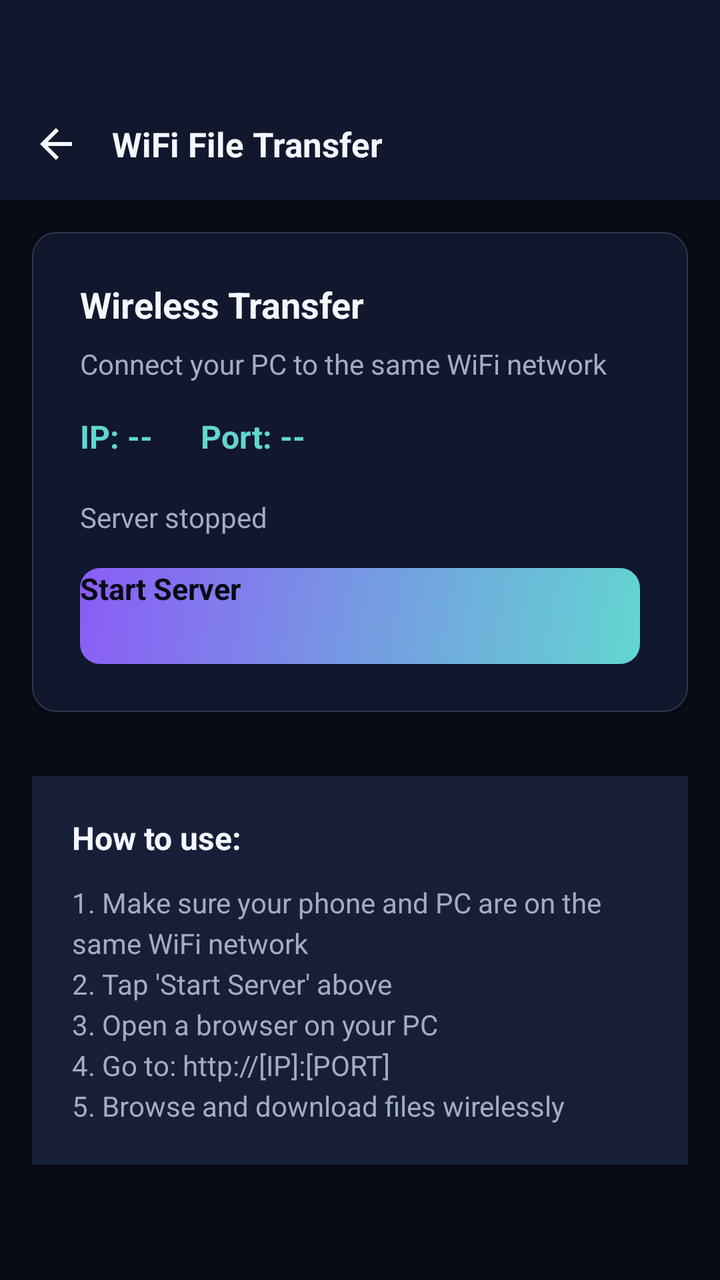
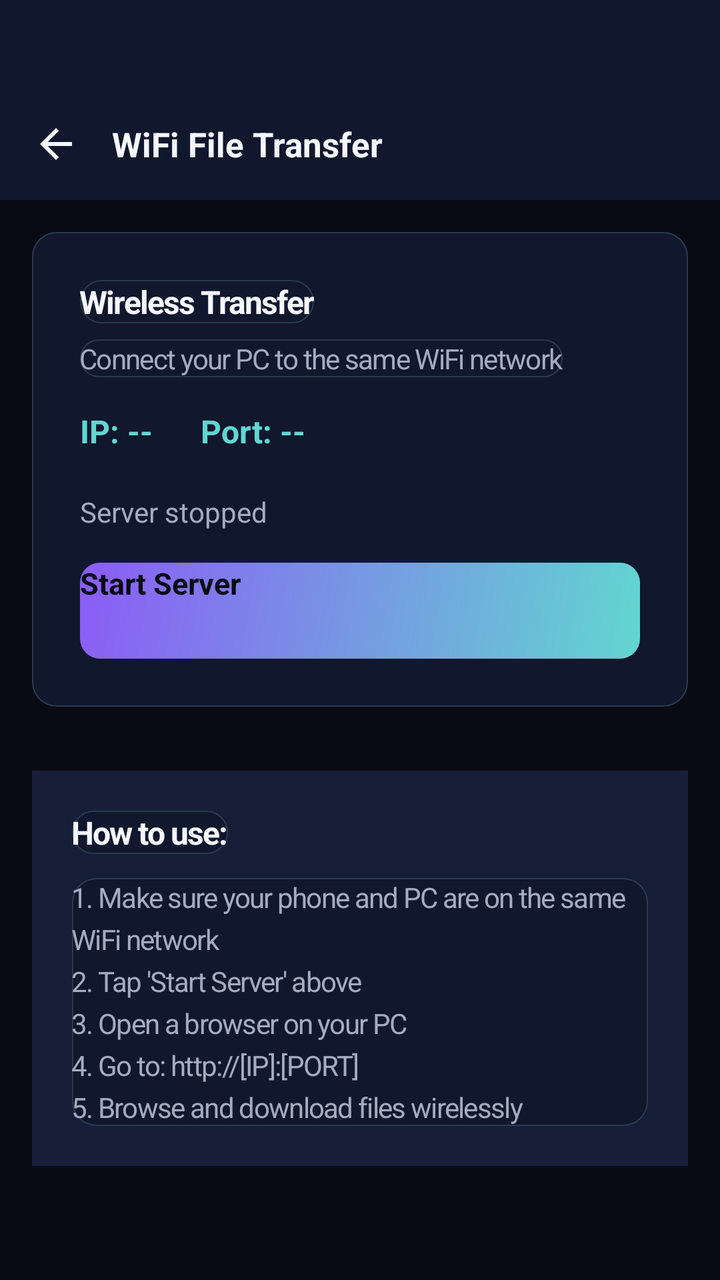

An Android layout rendered at two revisions. The XML below is the earlier revision; the diff shows what the commit changed to produce the second picture.
<!-- AndroidManifest.xml: application theme Theme.ArtrawFiles -->
<!-- res/layout/activity_wifi_transfer.xml -->
<?xml version="1.0" encoding="utf-8"?>
<LinearLayout xmlns:android="http://schemas.android.com/apk/res/android"
    android:layout_width="match_parent"
    android:layout_height="match_parent"
    android:orientation="vertical"
    android:background="@color/aurora_background_deep">

    
    <LinearLayout
        android:layout_width="match_parent"
        android:layout_height="wrap_content"
        android:orientation="vertical"
        android:background="@color/aurora_background_surface">

        <View
            android:layout_width="match_parent"
            android:layout_height="44dp" />

        <RelativeLayout
            android:layout_width="match_parent"
            android:layout_height="56dp"
            android:paddingStart="8dp"
            android:paddingEnd="8dp">

            <ImageView
                android:id="@+id/btnWifiBack"
                android:layout_width="40dp"
                android:layout_height="40dp"
                android:layout_alignParentStart="true"
                android:layout_centerVertical="true"
                android:padding="8dp"
                android:background="@drawable/ripple_aurora"
                android:src="@drawable/ic_arrow_back"
                android:contentDescription="Back"
                android:tint="@color/aurora_text_primary" />

            <TextView
                android:layout_width="wrap_content"
                android:layout_height="wrap_content"
                android:layout_toEndOf="@id/btnWifiBack"
                android:layout_centerVertical="true"
                android:layout_marginStart="8dp"
                android:text="WiFi File Transfer"
                android:textColor="@color/aurora_text_primary"
                android:textSize="17sp"
                android:textStyle="bold" />
        </RelativeLayout>
    </LinearLayout>

    
    <LinearLayout
        android:layout_width="match_parent"
        android:layout_height="wrap_content"
        android:orientation="vertical"
        android:background="@drawable/bg_aurora_card"
        android:padding="24dp"
        android:layout_margin="16dp">

        <TextView
            android:layout_width="wrap_content"
            android:layout_height="wrap_content"
            android:text="Wireless Transfer"
            android:textColor="@color/aurora_text_primary"
            android:textSize="18sp"
            android:textStyle="bold"
            android:layout_marginBottom="8dp" />

        <TextView
            android:layout_width="wrap_content"
            android:layout_height="wrap_content"
            android:text="Connect your PC to the same WiFi network"
            android:textColor="@color/aurora_text_secondary"
            android:textSize="14sp"
            android:layout_marginBottom="16dp" />

        <LinearLayout
            android:layout_width="match_parent"
            android:layout_height="wrap_content"
            android:orientation="horizontal"
            android:gravity="center_vertical"
            android:layout_marginBottom="8dp">

            <TextView
                android:id="@+id/tvWifiIp"
                android:layout_width="wrap_content"
                android:layout_height="wrap_content"
                android:text="IP: --"
                android:textColor="@color/aurora_primary"
                android:textSize="16sp"
                android:textStyle="bold"
                android:layout_marginEnd="24dp" />

            <TextView
                android:id="@+id/tvWifiPort"
                android:layout_width="wrap_content"
                android:layout_height="wrap_content"
                android:text="Port: --"
                android:textColor="@color/aurora_primary"
                android:textSize="16sp"
                android:textStyle="bold" />
        </LinearLayout>

        <TextView
            android:id="@+id/tvWifiStatus"
            android:layout_width="wrap_content"
            android:layout_height="wrap_content"
            android:text="Server stopped"
            android:textColor="@color/aurora_text_secondary"
            android:textSize="14sp"
            android:layout_marginTop="12dp" />

        <Button
            android:id="@+id/btnWifiStartStop"
            android:layout_width="match_parent"
            android:layout_height="48dp"
            android:layout_marginTop="16dp"
            android:background="@drawable/bg_aurora_button_primary"
            android:text="Start Server"
            android:textColor="@color/aurora_on_primary"
            android:textSize="15sp"
            android:textStyle="bold" />
    </LinearLayout>

    
    <LinearLayout
        android:layout_width="match_parent"
        android:layout_height="wrap_content"
        android:orientation="vertical"
        android:background="@color/aurora_background_elevated"
        android:padding="20dp"
        android:layout_margin="16dp">

        <TextView
            android:layout_width="wrap_content"
            android:layout_height="wrap_content"
            android:text="How to use:"
            android:textColor="@color/aurora_text_primary"
            android:textSize="16sp"
            android:textStyle="bold"
            android:layout_marginBottom="12dp" />

        <TextView
            android:layout_width="match_parent"
            android:layout_height="wrap_content"
            android:text="1. Make sure your phone and PC are on the same WiFi network\n2. Tap 'Start Server' above\n3. Open a browser on your PC\n4. Go to: http://[IP]:[PORT]\n5. Browse and download files wirelessly"
            android:textColor="@color/aurora_text_secondary"
            android:textSize="14sp"
            android:lineSpacingExtra="4dp" />
    </LinearLayout>

</LinearLayout>
<!-- resources referenced by this layout -->
<resources>
  <color name="aurora_background_deep">#080B14</color>
  <color name="aurora_background_elevated">#171F38</color>
  <color name="aurora_background_surface">#11172D</color>
  <color name="aurora_on_primary">#080B14</color>
  <color name="aurora_primary">#62D6D0</color>
  <color name="aurora_text_primary">#F5F7FF</color>
  <color name="aurora_text_secondary">#A3ACC0</color>
  <!-- drawable bg_aurora_button_primary (drawable) -->
  <?xml version="1.0" encoding="utf-8"?>
  <shape xmlns:android="http://schemas.android.com/apk/res/android"
      android:shape="rectangle">
      
      <gradient
          android:type="linear"
          android:startColor="@color/aurora_primary"
          android:endColor="@color/aurora_secondary"
          android:angle="135" />
      <corners android:radius="10dp" />
  </shape>
  <!-- drawable bg_aurora_card (drawable) -->
  <?xml version="1.0" encoding="utf-8"?>
  <shape xmlns:android="http://schemas.android.com/apk/res/android"
      android:shape="rectangle">
      <solid android:color="@color/aurora_background_surface" />
      <corners android:radius="12dp" />
      <stroke
          android:width="0.5dp"
          android:color="@color/aurora_outline" />
  </shape>
  <!-- drawable ic_arrow_back (drawable) -->
  <vector xmlns:android="http://schemas.android.com/apk/res/android"
      android:width="24dp"
      android:height="24dp"
      android:viewportWidth="24"
      android:viewportHeight="24">
      <path
          android:fillColor="#F0F2F5"
          android:pathData="M20,11H7.83l5.59,-5.59L12,4l-8,8 8,8 1.41,-1.41L7.83,13H20v-2z"/>
  </vector>
  <!-- drawable ripple_aurora (drawable) -->
  <?xml version="1.0" encoding="utf-8"?>
  <ripple xmlns:android="http://schemas.android.com/apk/res/android"
      android:color="#3362D6D0">
      <item android:id="@android:id/mask">
          <shape android:shape="rectangle">
              <solid android:color="@color/aurora_primary" />
              <corners android:radius="10dp" />
          </shape>
      </item>
  </ripple>
  <style name="Theme.ArtrawFiles">
          <item name="android:colorPrimary">@color/aurora_primary</item>
          <item name="android:colorPrimaryDark">@color/aurora_primary</item>
          <item name="android:colorAccent">@color/aurora_secondary</item>
          <item name="android:windowBackground">@color/aurora_background_deep</item>
          <item name="android:colorBackground">@color/aurora_background_deep</item>
          <item name="android:windowDrawsSystemBarBackgrounds">true</item>
          <item name="android:statusBarColor">@android:color/transparent</item>
          <item name="android:navigationBarColor">@android:color/transparent</item>
          <item name="android:windowLightStatusBar">false</item>
      </style>
  <color name="aurora_secondary">#8B5CF6</color>
  <color name="aurora_outline">#2A3B4C</color>
</resources>

<!-- the commit's change to res/layout/activity_wifi_transfer.xml (unified diff, before → after) -->
@@ -60,9 +60,9 @@
             android:layout_width="wrap_content"
             android:layout_height="wrap_content"
             android:text="Wireless Transfer"
+            android:textStyle="bold"
             android:textColor="@color/aurora_text_primary"
-            android:textSize="18sp"
-            android:textStyle="bold"
+            style="@style/Widget.ArtrawFiles.Text.Title"
             android:layout_marginBottom="8dp" />
 
         <TextView
@@ -70,7 +70,7 @@
             android:layout_height="wrap_content"
             android:text="Connect your PC to the same WiFi network"
             android:textColor="@color/aurora_text_secondary"
-            android:textSize="14sp"
+            style="@style/Widget.ArtrawFiles.Text.Body"
             android:layout_marginBottom="16dp" />
 
         <LinearLayout
@@ -134,9 +134,9 @@
             android:layout_width="wrap_content"
             android:layout_height="wrap_content"
             android:text="How to use:"
+            android:textStyle="bold"
             android:textColor="@color/aurora_text_primary"
-            android:textSize="16sp"
-            android:textStyle="bold"
+            style="@style/Widget.ArtrawFiles.Text.Title"
             android:layout_marginBottom="12dp" />
 
         <TextView
@@ -144,8 +144,7 @@
             android:layout_height="wrap_content"
             android:text="1. Make sure your phone and PC are on the same WiFi network\n2. Tap 'Start Server' above\n3. Open a browser on your PC\n4. Go to: http://[IP]:[PORT]\n5. Browse and download files wirelessly"
             android:textColor="@color/aurora_text_secondary"
-            android:textSize="14sp"
-            android:lineSpacingExtra="4dp" />
+            style="@style/Widget.ArtrawFiles.Text.Body" />
     </LinearLayout>
 
 </LinearLayout>
<!-- resource entries referenced after the edit -->
@@ -50,6 +50,17 @@
           </shape>
       </item>
   </ripple>
+  <style name="Widget.ArtrawFiles.Text.Body" parent="Widget.ArtrawFiles.Text.Display">
+          <item name="android:textSize">14sp</item>
+          <item name="android:textStyle">normal</item>
+          <item name="android:lineHeight">21sp</item>
+          <item name="android:lineSpacingExtra">4sp</item>
+      </style>
+  <style name="Widget.ArtrawFiles.Text.Title" parent="Widget.ArtrawFiles.Text.Display">
+          <item name="android:textSize">16sp</item>
+          <item name="android:textStyle">bold</item>
+          <item name="android:lineHeight">24sp</item>
+      </style>
   <style name="Theme.ArtrawFiles">
           <item name="android:colorPrimary">@color/aurora_primary</item>
           <item name="android:colorPrimaryDark">@color/aurora_primary</item>
@@ -63,5 +74,18 @@
       </style>
   <color name="aurora_secondary">#8B5CF6</color>
   <color name="aurora_outline">#2A3B4C</color>
+  <style name="Widget.ArtrawFiles.Text.Display" parent="Widget.ArtrawFiles.Text">
+          <item name="android:textSize">24sp</item>
+          <item name="android:textStyle">bold</item>
+          <item name="android:lineHeight">32sp</item>
+          <item name="android:letterSpacing">-0.04</item>
+      </style>
+  <style name="Widget.ArtrawFiles.Text">
+          <item name="android:textColor">@color/aurora_text_primary</item>
+          <item name="android:textSize">14sp</item>
+          <item name="android:textStyle">normal</item>
+          <item name="android:fontFamily">sans-serif</item>
+          <item name="android:lineHeight">21sp</item>
+      </style>
 </resources>
 
